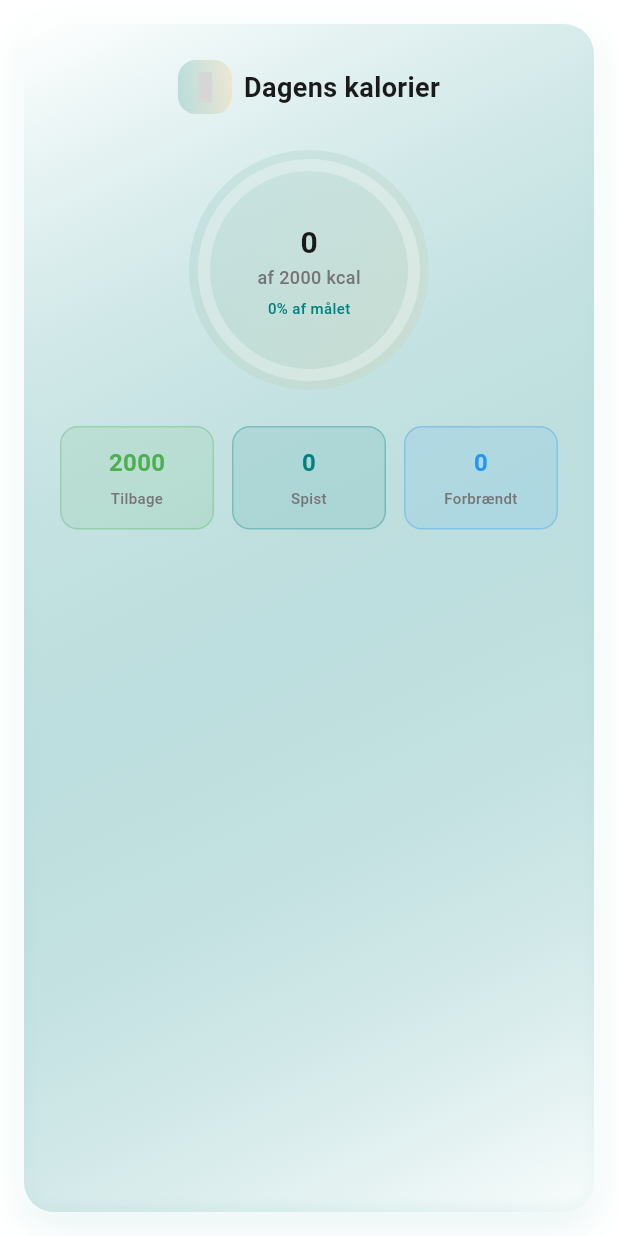
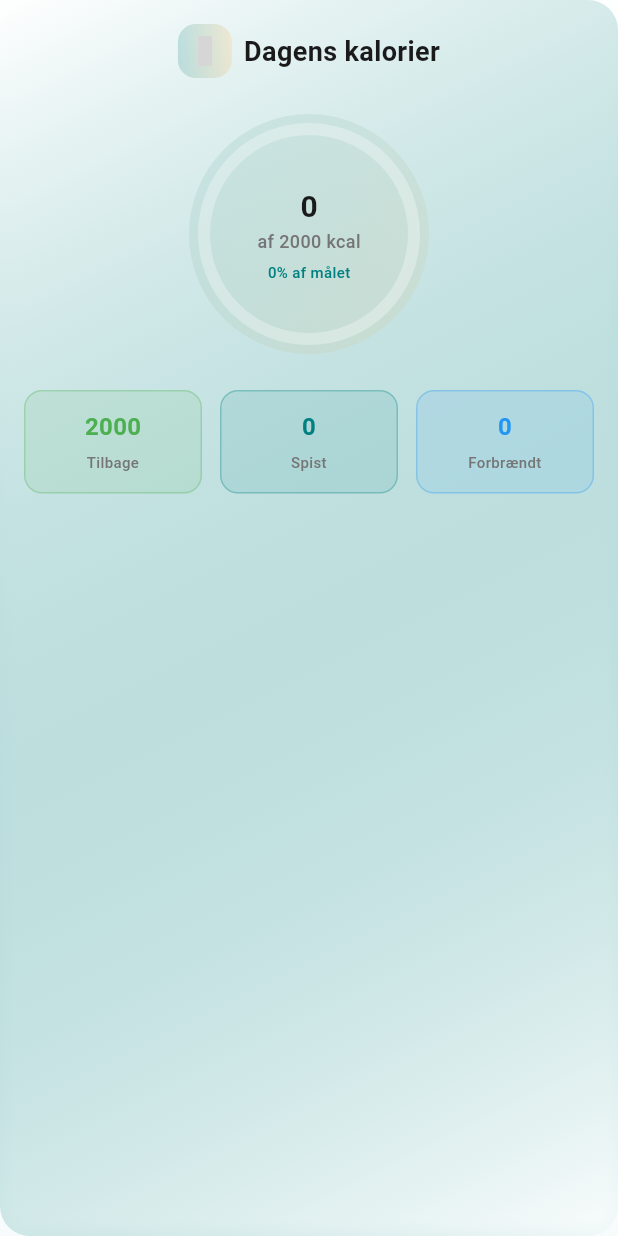
Before and after one commit to munkhaus/calories, a Flutter app: the CalorieOverviewWidget widget shown alone on an empty page, opened directly, on a phone screen of 412 x 824 dp. Run offline on Flutter 3.47's test engine with Material 3 defaults, Android fonts, the light colour scheme and no system bars; our stand-ins replace flutter_riverpod, freezed_annotation, material_design_icons_flutter, shared_preferences; missing offline and left inert: result_type; accounts and stored records are empty; grey boxes are pictures that could not be loaded.

Commit message:
Refactor CalorieOverviewWidget layout and styling. Simplified decoration by using a predefined section style and adjusted padding for improved consistency in the UI.

```diff
--- a/lib/features/dashboard/widgets/calorie_overview_widget.dart
+++ b/lib/features/dashboard/widgets/calorie_overview_widget.dart
@@ -46,32 +46,9 @@ class CalorieOverviewWidget extends ConsumerWidget {
     final hasExceededGoal = remainingCalories < 0;
 
     return Container(
-      margin: EdgeInsets.all(KSizes.margin4x),
-      decoration: BoxDecoration(
-        gradient: LinearGradient(
-          begin: Alignment.topLeft,
-          end: Alignment.bottomRight,
-          colors: [
-            Colors.white,
-            AppColors.primary.withOpacity(0.02),
-          ],
-        ),
-        borderRadius: BorderRadius.circular(KSizes.radiusXL),
-        boxShadow: [
-          BoxShadow(
-            color: AppColors.primary.withOpacity(0.1),
-            blurRadius: 20,
-            offset: const Offset(0, 8),
-          ),
-          BoxShadow(
-            color: Colors.white,
-            blurRadius: 8,
-            offset: const Offset(0, -2),
-          ),
-        ],
-      ),
+      decoration: AppDesign.sectionDecoration,
       child: Padding(
-        padding: EdgeInsets.all(KSizes.margin6x),
+        padding: EdgeInsets.all(KSizes.margin4x),
         child: Column(
           children: [
             // Header with icon
```
